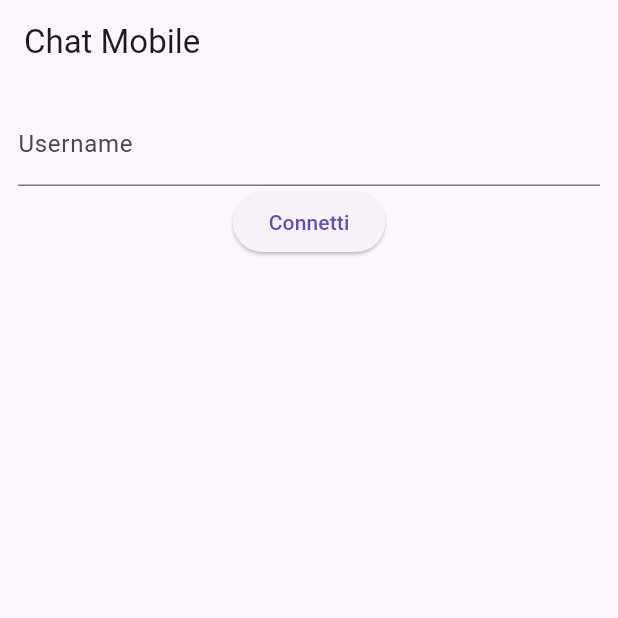
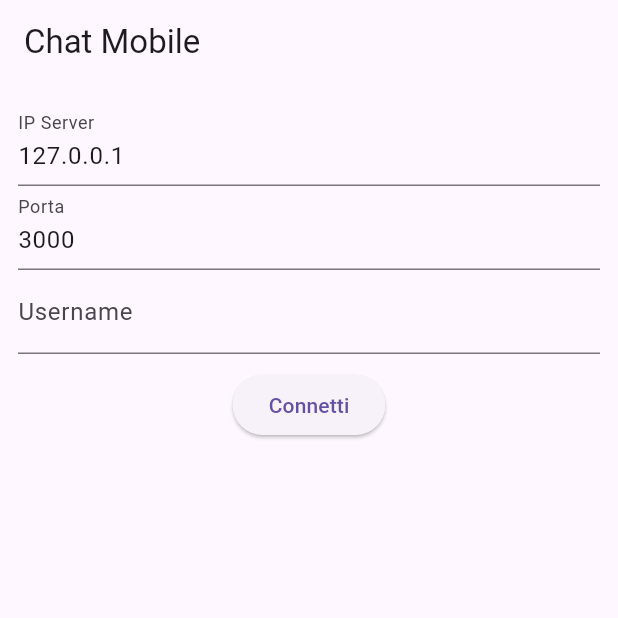
Before and after one commit to deste18600/TIPSIT-5IE, a Flutter app: the screen it shows after launch, after a tap on "Connetti", on a phone screen of 412 x 824 dp, the top half of it. Run offline on Flutter 3.47's test engine with Material 3 defaults, Android fonts, the phone set to English and light mode, and no system bars.

Commit message:
aggiornamento chat mobile

```diff
--- a/ProgettoChatroom/ClientMobile/lib/main.dart
+++ b/ProgettoChatroom/ClientMobile/lib/main.dart
@@ -24,6 +24,11 @@ class ChatScreenState extends State<ChatScreen> {
   Socket? socket;
   bool connected = false;
 
+  // CONTROLLER INPUT
+  TextEditingController ipController =
+      TextEditingController(text: '127.0.0.1');
+  TextEditingController portController =
+      TextEditingController(text: '3000');
   TextEditingController usernameController = TextEditingController();
   TextEditingController messageController = TextEditingController();
 
@@ -31,52 +36,60 @@ class ChatScreenState extends State<ChatScreen> {
   String myUsername = '';
 
   void connect() async {
+    String ip = ipController.text.trim();
+    String portText = portController.text.trim();
     String username = usernameController.text.trim();
-    if (username.isEmpty) return;
+
+    if (ip.isEmpty || portText.isEmpty || username.isEmpty) return;
+
+    int port = int.tryParse(portText) ?? 0;
+    if (port <= 0) return;
 
     try {
-      socket = await Socket.connect('192.168.1.18', 3000);
+      socket = await Socket.connect(ip, port);
     } catch (e) {
+      setState(() {
+        messages.add('SYSTEM: errore di connessione');
+      });
       return;
     }
-
-    if (socket == null) return;
 
     socket!.write(username + '\n');
     myUsername = username;
 
     setState(() {
       connected = true;
-      messages.add('SYSTEM: sei entrato come $myUsername');
+      messages.add('SYSTEM: connesso a $ip:$port come $myUsername');
     });
 
-    socket!.listen((data) {
+    socket!.listen(
+      (data) {
         String text = String.fromCharCodes(data).trim();
         if (text.isEmpty) return;
 
         setState(() {
-        if (text.startsWith(myUsername + ':')) {
-          messages.add('Me: ' + text.substring(myUsername.length + 1));
+          if (text.startsWith('$myUsername:')) {
+            messages.add(
+              'Me: ${text.substring(myUsername.length + 1)}',
+            );
           } else {
             messages.add(text);
           }
         });
-    }, onDone: () {
+      },
+      onDone: () {
         setState(() {
           messages.add('SYSTEM: connessione chiusa');
           connected = false;
         });
-      if (socket != null) {
-        socket!.close();
-      }
-    });
+        socket?.close();
+      },
+    );
   }
 
   void sendMessage() {
     String text = messageController.text.trim();
-    if (text.isEmpty) return;
-    if (connected == false) return;
-    if (socket == null) return;
+    if (text.isEmpty || !connected || socket == null) return;
 
     socket!.write(text + '\n');
     messageController.clear();
@@ -84,9 +97,7 @@ class ChatScreenState extends State<ChatScreen> {
 
   @override
   void dispose() {
-    if (socket != null) {
-      socket!.close();
-    }
+    socket?.close();
     super.dispose();
   }
 
@@ -98,17 +109,27 @@ class ChatScreenState extends State<ChatScreen> {
         padding: EdgeInsets.all(12),
         child: Column(
           children: [
-            if (connected == false) ...[
+            if (!connected) ...[
+              TextField(
+                controller: ipController,
+                decoration: InputDecoration(labelText: 'IP Server'),
+              ),
+              TextField(
+                controller: portController,
+                decoration: InputDecoration(labelText: 'Porta'),
+                keyboardType: TextInputType.number,
+              ),
               TextField(
                 controller: usernameController,
                 decoration: InputDecoration(labelText: 'Username'),
               ),
+              SizedBox(height: 10),
               ElevatedButton(
                 onPressed: connect,
                 child: Text('Connetti'),
               ),
             ],
-            if (connected == true)
+            if (connected)
               Expanded(
                 child: Column(
                   children: [
@@ -126,7 +147,8 @@ class ChatScreenState extends State<ChatScreen> {
                             child: Container(
                               padding: EdgeInsets.all(8),
                               margin: EdgeInsets.symmetric(vertical: 2),
-                              color: isMe ? Colors.blue[200] : Colors.green[200],
+                              color:
+                                  isMe ? Colors.blue[200] : Colors.green[200],
                               child: Text(msg),
                             ),
                           );
@@ -138,18 +160,18 @@ class ChatScreenState extends State<ChatScreen> {
                         Expanded(
                           child: TextField(
                             controller: messageController,
-                            onSubmitted: (value) => sendMessage(),
+                            onSubmitted: (_) => sendMessage(),
                           ),
                         ),
                         IconButton(
                           icon: Icon(Icons.send),
                           onPressed: sendMessage,
-                        )
-                      ],
-                    )
+                        ),
                       ],
                     ),
-              )
+                  ],
+                ),
+              ),
           ],
         ),
       ),
```
Lines whose indentation alone changed are shown as unchanged.
